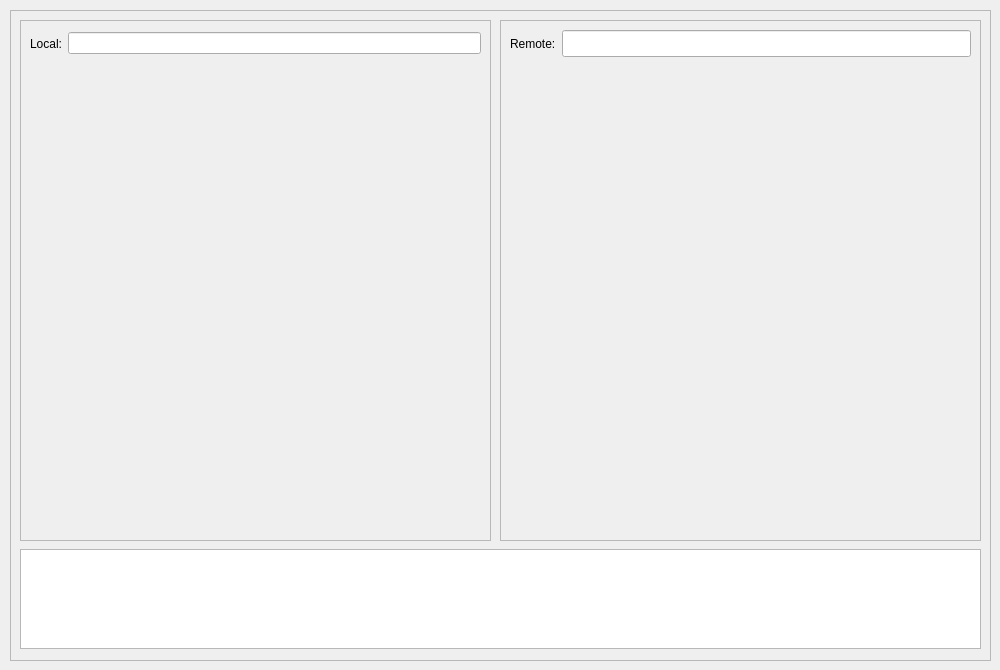
Before: the Qt Designer form Client/helicalsftpdialog.ui in clockworkengineer/Helical, drawn with Qt 5.
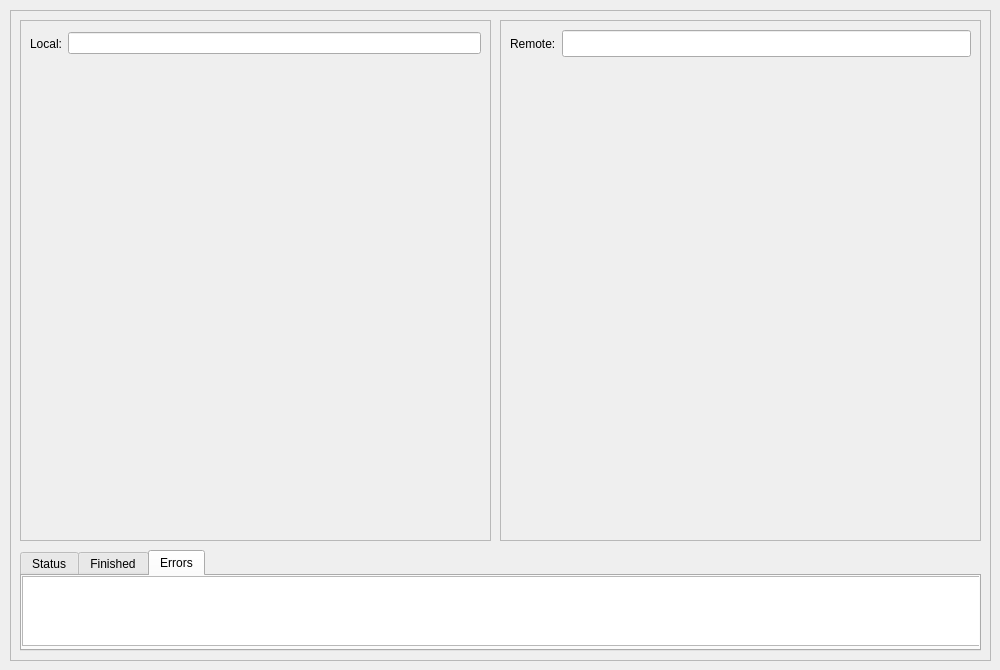
After: the same form once the commit is applied.

Commit message: Add status, finished and error tabs to SFTP UI.

```diff
--- a/Client/helicalsftpdialog.ui
+++ b/Client/helicalsftpdialog.ui
@@ -52,22 +52,6 @@
    <property name="frameShadow">
     <enum>QFrame::Raised</enum>
    </property>
-   <widget class="QTextEdit" name="statusMessages">
-    <property name="geometry">
-     <rect>
-      <x>10</x>
-      <y>539</y>
-      <width>961</width>
-      <height>100</height>
-     </rect>
-    </property>
-    <property name="maximumSize">
-     <size>
-      <width>16777215</width>
-      <height>100</height>
-     </size>
-    </property>
-   </widget>
    <widget class="QFrame" name="localFileViewFrame">
     <property name="geometry">
      <rect>
@@ -192,6 +176,64 @@
      </property>
     </widget>
    </widget>
+   <widget class="QTabWidget" name="tabWidget">
+    <property name="geometry">
+     <rect>
+      <x>10</x>
+      <y>540</y>
+      <width>961</width>
+      <height>101</height>
+     </rect>
+    </property>
+    <property name="currentIndex">
+     <number>2</number>
+    </property>
+    <widget class="QWidget" name="statusTab">
+     <attribute name="title">
+      <string>Status</string>
+     </attribute>
+     <widget class="QTextEdit" name="statusMessages">
+      <property name="geometry">
+       <rect>
+        <x>0</x>
+        <y>0</y>
+        <width>961</width>
+        <height>71</height>
+       </rect>
+      </property>
+     </widget>
+    </widget>
+    <widget class="QWidget" name="finishedTab">
+     <attribute name="title">
+      <string>Finished</string>
+     </attribute>
+     <widget class="QTextEdit" name="finishedTransactions">
+      <property name="geometry">
+       <rect>
+        <x>0</x>
+        <y>0</y>
+        <width>961</width>
+        <height>70</height>
+       </rect>
+      </property>
+     </widget>
+    </widget>
+    <widget class="QWidget" name="errorsTab">
+     <attribute name="title">
+      <string>Errors</string>
+     </attribute>
+     <widget class="QTextEdit" name="errorTransactions">
+      <property name="geometry">
+       <rect>
+        <x>0</x>
+        <y>0</y>
+        <width>961</width>
+        <height>70</height>
+       </rect>
+      </property>
+     </widget>
+    </widget>
+   </widget>
   </widget>
  </widget>
  <resources/>
```
The commit also changes 4 other files.
